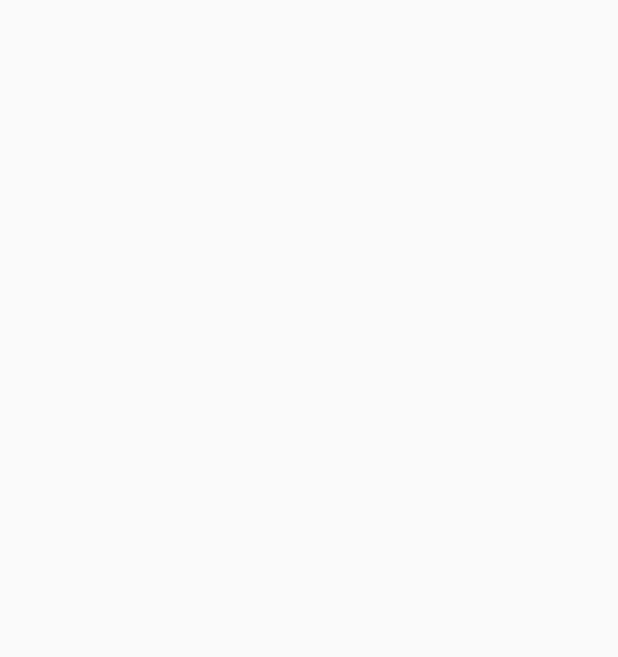
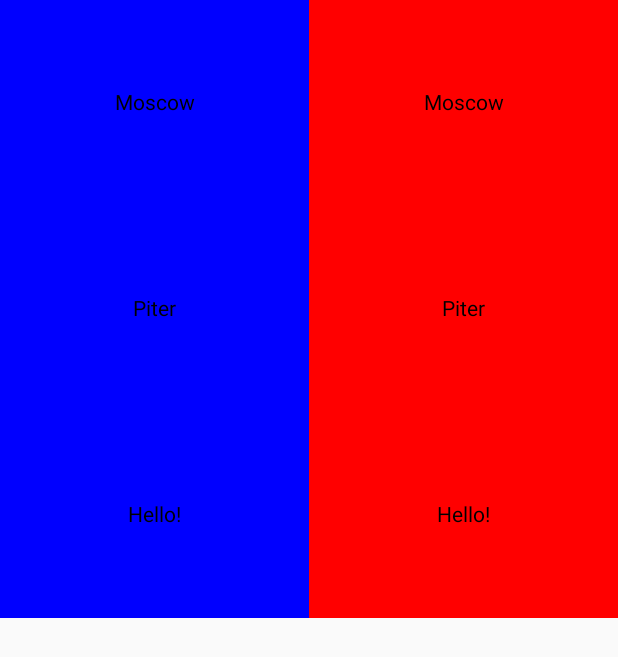
Before and after one commit to Murad-87/FirstComposeApp, an Android app built with Jetpack Compose: the screen it shows after launch (MainActivity), on a phone screen of 412 x 824 dp. Before the commit the part shown is empty. Shown: the top 657 px of the screen. Run offline under Robolectric (Android 15) with nearby library versions, the phone set to English and light mode, and no system bars.

Commit message:
learning column and row

```diff
--- a/app/src/main/java/com/example/firstcomposeapp/MainActivity.kt
+++ b/app/src/main/java/com/example/firstcomposeapp/MainActivity.kt
@@ -3,11 +3,47 @@ package com.example.firstcomposeapp
 import android.os.Bundle
 import androidx.activity.ComponentActivity
 import androidx.activity.compose.setContent
+import androidx.compose.foundation.background
+import androidx.compose.foundation.layout.*
+import androidx.compose.material.Text
+import androidx.compose.ui.Alignment
+import androidx.compose.ui.Modifier
+import androidx.compose.ui.graphics.Color
 
 class MainActivity : ComponentActivity() {
     override fun onCreate(savedInstanceState: Bundle?) {
         super.onCreate(savedInstanceState)
         setContent {
+            Row(
+                modifier = Modifier
+                    .background(Color.Gray)
+                    .fillMaxHeight(0.5f)
+                    .fillMaxWidth()
+            ) {
+                Column(
+                    modifier = Modifier
+                        .background(Color.Blue)
+                        .fillMaxWidth(0.5f)
+                        .fillMaxHeight(),
+                    verticalArrangement = Arrangement.SpaceAround,
+                    horizontalAlignment = Alignment.CenterHorizontally
+                ) {
+                    Text(text = "Moscow")
+                    Text(text = "Piter")
+                    Text(text = "Hello!")
+                }
+                Column(
+                    modifier = Modifier
+                        .background(Color.Red)
+                        .fillMaxSize(),
+                    verticalArrangement = Arrangement.SpaceAround,
+                    horizontalAlignment = Alignment.CenterHorizontally
+                ) {
+                    Text(text = "Moscow")
+                    Text(text = "Piter")
+                    Text(text = "Hello!")
+                }
+            }
         }
     }
 }
```
